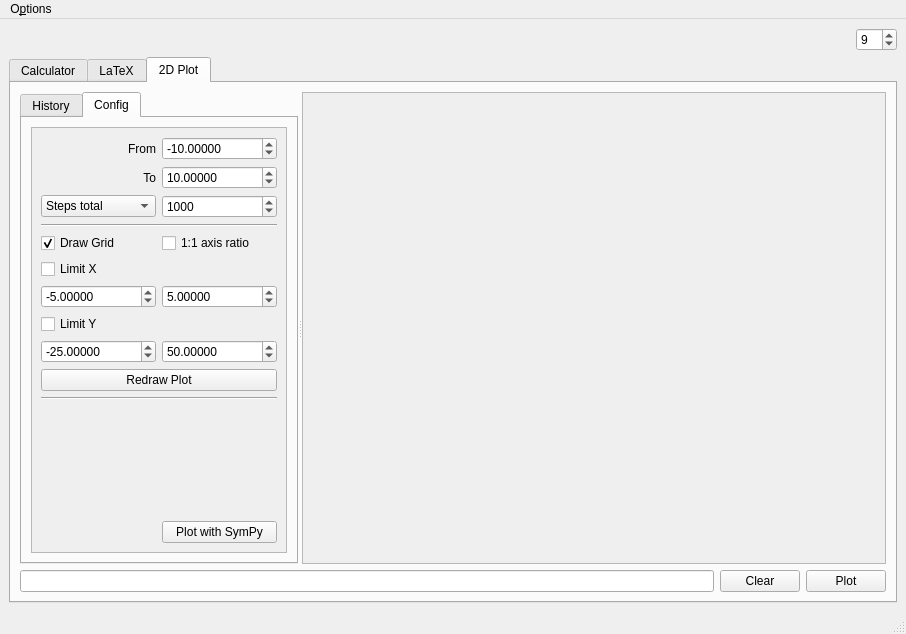
This is AMaDiAUI.ui in AstusRush/AMaDiA as Qt 5 draws it before an edit. The edited form follows.
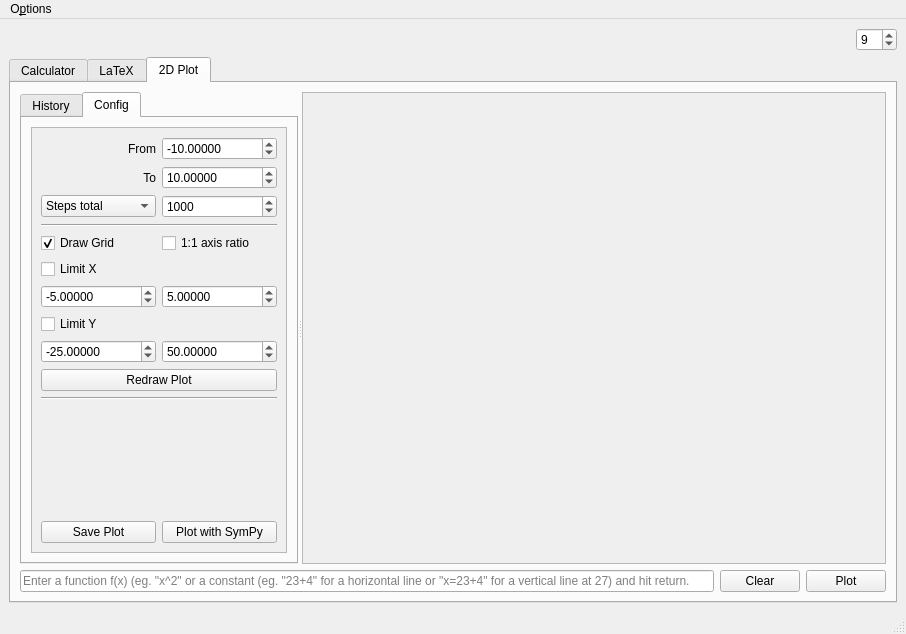
This is the edited form. The open tabs and pages were chosen to show the change. Custom widgets are drawn as their Qt base class.

Commit message: v0.8.1: UX improvements and Save Plot

Diff of the .ui file:
```diff
--- a/AMaDiAUI.ui
+++ b/AMaDiAUI.ui
@@ -152,7 +152,11 @@
          </widget>
         </item>
         <item row="1" column="0" colspan="3">
-         <widget class="QLineEdit" name="Tab_3_2D_Plot_Formula_Field"/>
+         <widget class="QLineEdit" name="Tab_3_2D_Plot_Formula_Field">
+          <property name="placeholderText">
+           <string>Enter a function f(x) (eg. &quot;x^2&quot; or a constant (eg. &quot;23+4&quot; for a horizontal line or &quot;x=23+4&quot; for a vertical line at 27) and hit return.</string>
+          </property>
+         </widget>
         </item>
         <item row="1" column="4">
          <widget class="QPushButton" name="Tab_3_2D_Plot_Button_Plot">
@@ -168,7 +172,7 @@
          </widget>
         </item>
         <item row="0" column="0" colspan="5">
-         <layout class="QGridLayout" name="gridLayout_9">
+         <layout class="QGridLayout" name="Tab_3_2D_Plot_gridLayout">
           <item row="0" column="0">
            <widget class="QSplitter" name="Tab_3_2D_Plot_splitter">
             <property name="sizePolicy">
@@ -181,7 +185,7 @@
              <enum>Qt::Horizontal</enum>
             </property>
             <widget class="QWidget" name="layoutWidget">
-             <layout class="QGridLayout" name="Tab_3_2D_Plot_gridLayout">
+             <layout class="QGridLayout" name="Tab_3_2D_Plot_gridLayout_upper">
               <item row="0" column="2">
                <widget class="QTabWidget" name="Tab_3_2D_Plot_TabWidget">
                 <property name="currentIndex">
@@ -479,6 +483,16 @@
                         </property>
                        </widget>
                       </item>
+                      <item row="13" column="0">
+                       <widget class="QPushButton" name="Tab_3_2D_Plot_Button_SavePlot">
+                        <property name="toolTip">
+                         <string>&lt;html&gt;&lt;head/&gt;&lt;body&gt;&lt;p&gt;Save the current Plot (exactly as displayed including size and resoltuion)&lt;/p&gt;&lt;p&gt;as a .png in the Plots folder where the AMaDiA.py is located.&lt;/p&gt;&lt;p&gt;Tip: This option is also accessible in the right klick menu of the Plot.&lt;/p&gt;&lt;/body&gt;&lt;/html&gt;</string>
+                        </property>
+                        <property name="text">
+                         <string>Save Plot</string>
+                        </property>
+                       </widget>
+                      </item>
                      </layout>
                     </widget>
                    </widget>
```
Left out of the diff: 50 changed lines with no effect on the pictures. The commit also changes 9 other files.
